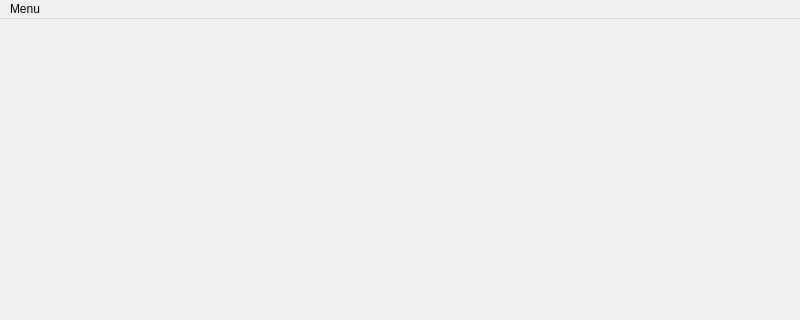
Above: mainwindow.ui from tranter/qt-google-places before the change; both pictures show x 0 to 800 and y 0 to 320 of the 800 by 600 pixel window. Below: the same form after it.
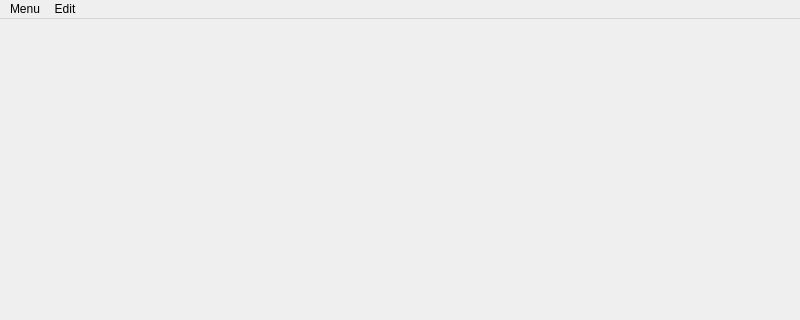
That is the form after the change. Icons and pictures are not drawn.

Patch:
```diff
--- a/mainwindow.ui
+++ b/mainwindow.ui
@@ -35,7 +35,14 @@
     <addaction name="separator"/>
     <addaction name="actionQuit"/>
    </widget>
+   <widget class="QMenu" name="menuEdit">
+    <property name="title">
+     <string>Edit</string>
+    </property>
+    <addaction name="actionAdd_place"/>
+   </widget>
    <addaction name="menuMenu"/>
+   <addaction name="menuEdit"/>
   </widget>
   <widget class="QStatusBar" name="statusbar"/>
   <action name="actionSettings">
```
Left out of the diff: 10 changed lines with no effect on the pictures.
